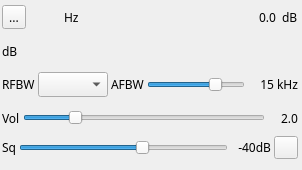
Old version of the form plugins/channelrx/demodwfm/wfmdemodgui.ui in the repository f4exb/sdrangel.
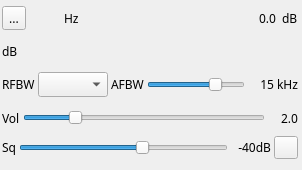
New version of the form. Icons and pictures are not drawn. Custom widgets are drawn as their Qt base class.

What changed in the file:
```diff
--- a/plugins/channelrx/demodwfm/wfmdemodgui.ui
+++ b/plugins/channelrx/demodwfm/wfmdemodgui.ui
@@ -73,6 +73,9 @@
     </property>
     <item>
      <layout class="QHBoxLayout" name="deltaFreqPowLayout">
+      <property name="topMargin">
+       <number>2</number>
+      </property>
       <item>
        <layout class="QHBoxLayout" name="deltaFreqiencyLayout">
         <item>
@@ -110,7 +113,7 @@
           </property>
           <property name="font">
            <font>
-            <family>Monospace</family>
+            <family>DejaVu Sans Mono</family>
             <pointsize>12</pointsize>
            </font>
           </property>
```
Left out of the diff: 2 changed lines with no effect on the pictures.
